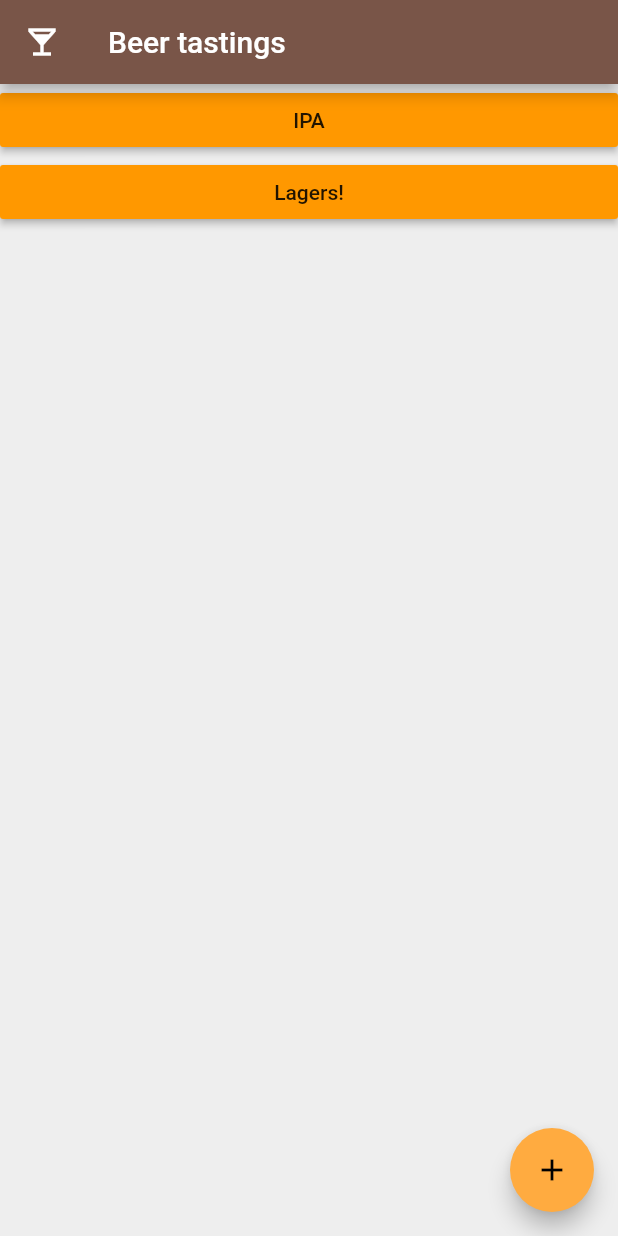
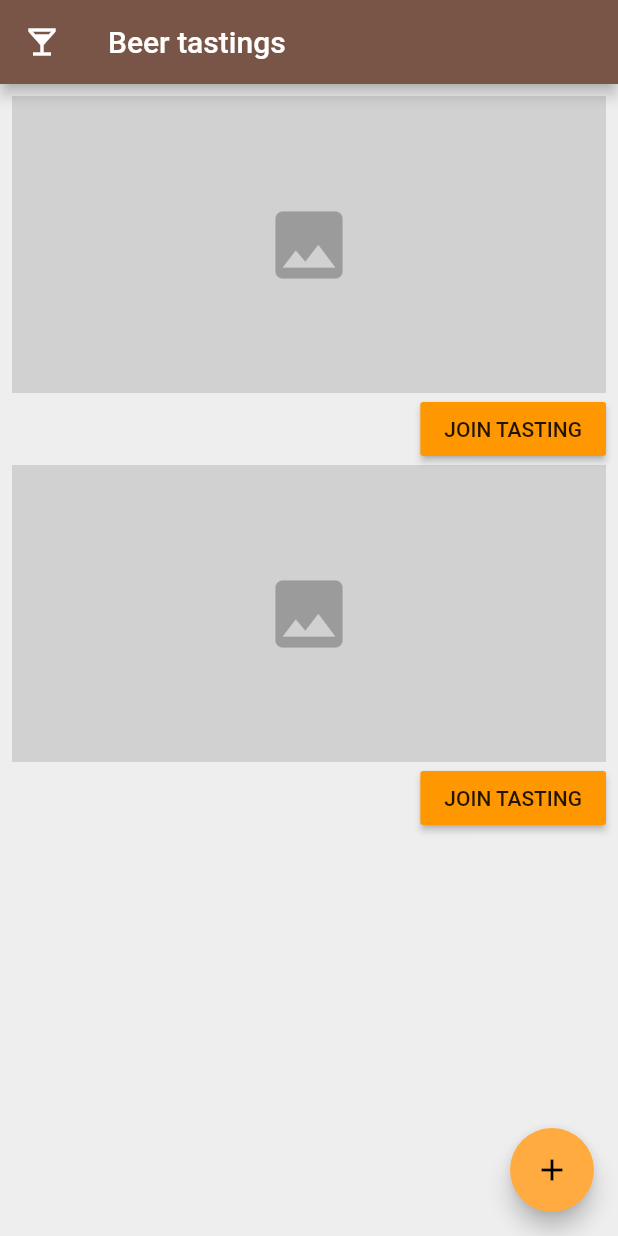
Before and after one commit to abilia/flutterbeer, a Flutter app: the screen it shows after launch, on a phone screen of 412 x 824 dp. Run offline on Flutter 3.47's test engine with Material 2 defaults, Android fonts, the light colour scheme and no system bars; our stand-ins replace flutter_redux, image_picker, redux.

Commit message:
- some join page changes

```diff
--- a/lib/edit_views/join_tasting.dart
+++ b/lib/edit_views/join_tasting.dart
@@ -28,14 +28,38 @@ class JoinCard extends StatelessWidget {
 
   @override
   Widget build(BuildContext context) {
+    final height = 60.0;
     return SizedBox(
       width: double.infinity,
-      child: RaisedButton(
-          child: Text(beerTasting.title),
-          onPressed: () {
-            Navigator.pushNamed(context, Vote.routeName,
-                arguments: beerTasting.id);
-          }),
+      child: Column(
+        children: <Widget>[
+          InkWell(
+              child: AspectRatio(
+            aspectRatio: 2,
+            child: beerTasting.image == null
+                ? Container(
+                    child: Icon(
+                      Icons.image,
+                      color: Colors.black26,
+                      size: height,
+                    ),
+                    color: Colors.black12,
+                  )
+                : Image.file(beerTasting.image),
+          )),
+          Row(
+            mainAxisAlignment: MainAxisAlignment.end,
+            children: <Widget>[
+              RaisedButton(
+                  child: Text("JOIN TASTING"),
+                  onPressed: () {
+                    Navigator.pushNamed(context, Vote.routeName,
+                        arguments: beerTasting.id);
+                  }),
+            ],
+          ),
+        ],
+      ),
     );
   }
 }
--- a/lib/main.dart
+++ b/lib/main.dart
@@ -54,11 +54,15 @@ class MainScreen extends StatelessWidget {
         leading: Icon(Icons.local_bar),
         title: Text('Beer tastings'),
       ),
-      body: JoinTasting(),
+      body: Padding(
+        padding: const EdgeInsets.all(8.0),
+        child: JoinTasting(),
+      ),
       floatingActionButton: FloatingActionButton(
         shape: StadiumBorder(),
         onPressed: () {
-          Navigator.pushNamed(context, CreateTasting.routeName, arguments: BeerTasting());
+          Navigator.pushNamed(context, CreateTasting.routeName,
+              arguments: BeerTasting());
         },
         child: Icon(
           Icons.add,
```
